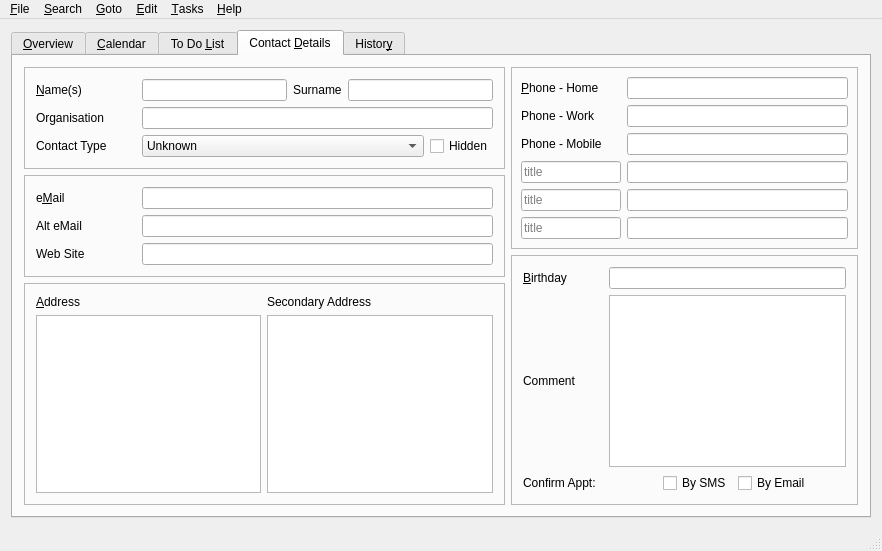
Qt form mainwindow.ui (trumpton/ContactManager) before a commit.
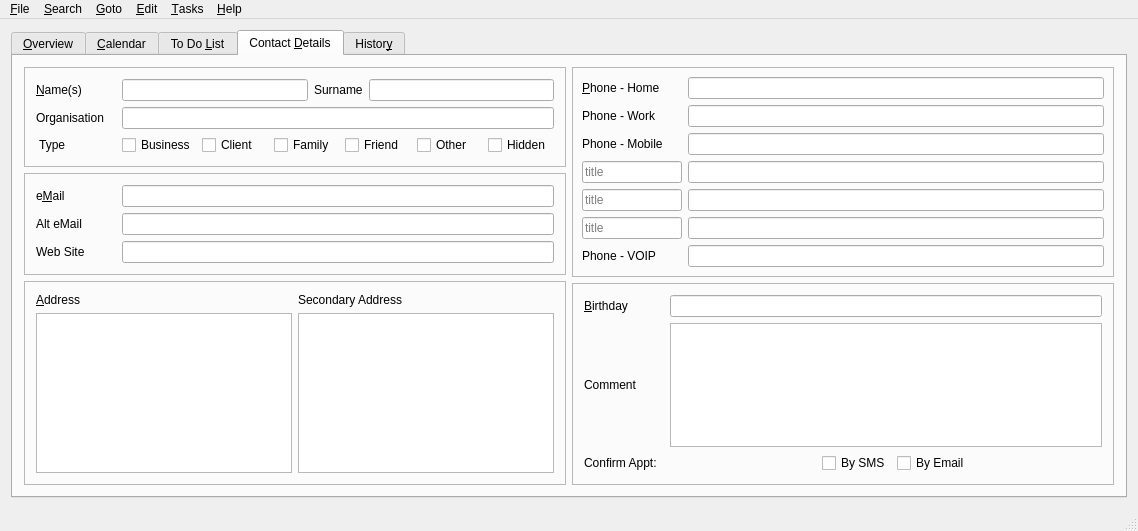
The same form after that commit. Icons and pictures are not drawn. Custom widgets are drawn as their Qt base class.

Commit message: Use google people api for contacts

What changed in the file:
```diff
--- a/mainwindow.ui
+++ b/mainwindow.ui
@@ -9,8 +9,8 @@
    <rect>
     <x>0</x>
     <y>0</y>
-    <width>882</width>
-    <height>551</height>
+    <width>1138</width>
+    <height>531</height>
    </rect>
   </property>
   <property name="sizePolicy">
@@ -21,7 +21,7 @@
   </property>
   <property name="minimumSize">
    <size>
-    <width>882</width>
+    <width>1000</width>
     <height>531</height>
    </size>
   </property>
@@ -234,7 +234,7 @@
            <widget class="QFrame" name="NamesFrame">
             <property name="maximumSize">
              <size>
-              <width>500</width>
+              <width>16777215</width>
               <height>16777215</height>
              </size>
             </property>
@@ -251,10 +251,16 @@
                 <widget class="QLabel" name="labelNames">
                  <property name="minimumSize">
                   <size>
-                   <width>100</width>
+                   <width>80</width>
                    <height>0</height>
                   </size>
                  </property>
+                 <property name="maximumSize">
+                  <size>
+                   <width>80</width>
+                   <height>16777215</height>
+                  </size>
+                 </property>
                  <property name="text">
                   <string>&lt;u&gt;N&lt;/u&gt;ame(s)</string>
                  </property>
@@ -292,10 +298,16 @@
                 <widget class="QLabel" name="labelOrganisation">
                  <property name="minimumSize">
                   <size>
-                   <width>100</width>
+                   <width>80</width>
                    <height>0</height>
                   </size>
                  </property>
+                 <property name="maximumSize">
+                  <size>
+                   <width>80</width>
+                   <height>16777215</height>
+                  </size>
+                 </property>
                  <property name="text">
                   <string>Organisation</string>
                  </property>
@@ -316,56 +328,66 @@
                 <widget class="QLabel" name="labelContactType">
                  <property name="minimumSize">
                   <size>
-                   <width>100</width>
+                   <width>80</width>
                    <height>0</height>
                   </size>
                  </property>
+                 <property name="maximumSize">
+                  <size>
+                   <width>80</width>
+                   <height>16777215</height>
+                  </size>
+                 </property>
                  <property name="text">
-                  <string>Contact Type</string>
+                  <string> Type</string>
                  </property>
                 </widget>
                </item>
                <item>
-                <widget class="QComboBox" name="comboBoxContactType">
-                 <property name="sizePolicy">
-                  <sizepolicy hsizetype="Expanding" vsizetype="Fixed">
-                   <horstretch>0</horstretch>
-                   <verstretch>0</verstretch>
-                  </sizepolicy>
-                 </property>
+                <widget class="QCheckBox" name="checkBusiness">
                  <property name="accessibleName">
-                  <string>Contact Type</string>
+                  <string>Business</string>
                  </property>
-                 <item>
                   <property name="text">
-                   <string>Unknown</string>
-                  </property>
-                 </item>
-                 <item>
-                  <property name="text">
                    <string>Business</string>
                   </property>
+                </widget>
                  </item>
                  <item>
+                <widget class="QCheckBox" name="checkClient">
+                 <property name="accessibleName">
+                  <string>Client</string>
+                 </property>
                   <property name="text">
                    <string>Client</string>
                   </property>
+                </widget>
                  </item>
                  <item>
+                <widget class="QCheckBox" name="checkFamily">
+                 <property name="accessibleName">
+                  <string>Family</string>
+                 </property>
                   <property name="text">
                    <string>Family</string>
                   </property>
+                </widget>
                  </item>
                  <item>
+                <widget class="QCheckBox" name="checkFriend">
+                 <property name="accessibleName">
+                  <string>Friend</string>
+                 </property>
                   <property name="text">
                    <string>Friend</string>
                   </property>
+                </widget>
                  </item>
                  <item>
+                <widget class="QCheckBox" name="checkOther">
                   <property name="text">
                    <string>Other</string>
                   </property>
-                 </item>
                 </widget>
                </item>
                <item>
@@ -396,7 +418,7 @@
            <widget class="QFrame" name="frame_3">
             <property name="maximumSize">
              <size>
-              <width>500</width>
+              <width>16777215</width>
               <height>16777215</height>
              </size>
             </property>
@@ -413,10 +435,16 @@
                 <widget class="QLabel" name="label">
                  <property name="minimumSize">
                   <size>
-                   <width>100</width>
+                   <width>80</width>
                    <height>0</height>
                   </size>
                  </property>
+                 <property name="maximumSize">
+                  <size>
+                   <width>80</width>
+                   <height>16777215</height>
+                  </size>
+                 </property>
                  <property name="font">
                   <font>
                    <underline>false</underline>
@@ -451,10 +479,16 @@
                 <widget class="QLabel" name="LabelAltEmail">
                  <property name="minimumSize">
                   <size>
-                   <width>100</width>
+                   <width>80</width>
                    <height>0</height>
                   </size>
                  </property>
+                 <property name="maximumSize">
+                  <size>
+                   <width>80</width>
+                   <height>16777215</height>
+                  </size>
+                 </property>
                  <property name="text">
                   <string>Alt eMail</string>
                  </property>
@@ -475,10 +509,16 @@
                 <widget class="QLabel" name="labelWebSite">
                  <property name="minimumSize">
                   <size>
-                   <width>100</width>
+                   <width>80</width>
                    <height>0</height>
                   </size>
                  </property>
+                 <property name="maximumSize">
+                  <size>
+                   <width>80</width>
+                   <height>16777215</height>
+                  </size>
+                 </property>
                  <property name="text">
                   <string>Web Site</string>
                  </property>
@@ -500,7 +540,7 @@
            <widget class="QFrame" name="frame">
             <property name="maximumSize">
              <size>
-              <width>500</width>
+              <width>16777215</width>
               <height>16777215</height>
              </size>
             </property>
@@ -818,6 +858,33 @@
                </item>
               </layout>
              </item>
+             <item>
+              <layout class="QHBoxLayout" name="horizontalLayout_24">
+               <property name="topMargin">
+                <number>0</number>
+               </property>
+               <item>
+                <widget class="QLabel" name="label_2">
+                 <property name="minimumSize">
+                  <size>
+                   <width>100</width>
+                   <height>0</height>
+                  </size>
+                 </property>
+                 <property name="text">
+                  <string>Phone - VOIP</string>
+                 </property>
+                </widget>
+               </item>
+               <item>
+                <widget class="SafeLineEdit" name="editVoip">
+                 <property name="accessibleName">
+                  <string>VOIP Address</string>
+                 </property>
+                </widget>
+               </item>
+              </layout>
+             </item>
             </layout>
            </widget>
           </item>
@@ -998,7 +1065,7 @@
     <rect>
      <x>0</x>
      <y>0</y>
-     <width>882</width>
+     <width>1138</width>
      <height>23</height>
     </rect>
    </property>
@@ -1093,6 +1160,7 @@
     <addaction name="actionFind"/>
     <addaction name="actionFindNext"/>
     <addaction name="actionGlobalFind"/>
+    <addaction name="action_Advanced_Find"/>
     <addaction name="separator"/>
     <addaction name="actionSearch_EmailSMSToContacts"/>
     <addaction name="actionSearch_EmailSMSToNonClients"/>
@@ -1470,6 +1538,14 @@
     <string>&amp;Logout</string>
    </property>
   </action>
+  <action name="action_Advanced_Find">
+   <property name="text">
+    <string>&amp;Advanced Global Find</string>
+   </property>
+   <property name="shortcut">
+    <string>Ctrl+Shift+G</string>
+   </property>
+  </action>
  </widget>
  <layoutdefault spacing="6" margin="11"/>
  <customwidgets>
```
Left out of the diff: 23 changed lines with no effect on the pictures. Lines whose indentation alone changed are shown as unchanged. The commit also changes 31 other files.
